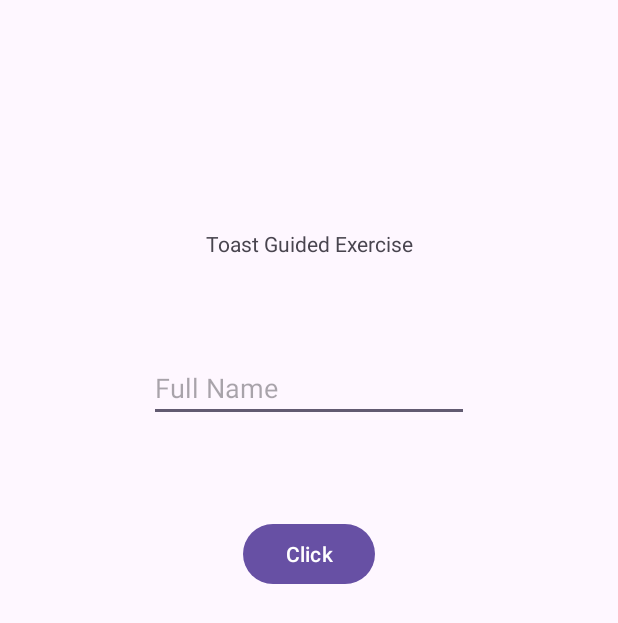
After one commit to adiluexe/elec1-compilation, an Android app: the SecondGuidedExercise screen opened directly, with no data from a screen before it, on a phone screen of 412 x 824 dp. The commit adds this screen. Shown: the top 623 px of the screen. Run offline under Robolectric (Android 15) with nearby library versions, the phone set to English and light mode, and no system bars.

Commit message:
Add SecondGuidedExercise

```diff
--- a/app/src/main/AndroidManifest.xml
+++ b/app/src/main/AndroidManifest.xml
@@ -24,6 +24,7 @@
 
         <!-- Add all other exercise activities -->
         <activity android:name=".guided_exercises.FirstGuidedExercise" />
+        <activity android:name=".guided_exercises.SecondGuidedExercise" />
 
         <!-- Continue for all exercises -->
     </application>
--- a/app/src/main/java/com/example/elec1compilation/MainActivity.java
+++ b/app/src/main/java/com/example/elec1compilation/MainActivity.java
@@ -11,6 +11,7 @@
 import androidx.recyclerview.widget.RecyclerView;
 
 import com.example.elec1compilation.guided_exercises.FirstGuidedExercise;
+import com.example.elec1compilation.guided_exercises.SecondGuidedExercise;
 
 import java.util.ArrayList;
 import java.util.List;
@@ -29,8 +30,8 @@
 
         // Guided Exercises Section
         exerciseItems.add("Guided Exercises");
-        exerciseItems.add(new ExerciseItem("First Guided Exercise", "Guided Exercises   ", FirstGuidedExercise.class));
-
+        exerciseItems.add(new ExerciseItem("First Guided Exercise", "Guided Exercises", FirstGuidedExercise.class));
+        exerciseItems.add(new ExerciseItem("Second Guided Exercise", "Guided Exercises", SecondGuidedExercise.class));
         // Add more guided exercises...
 
         // Machine Problems Section
--- /dev/null
+++ b/app/src/main/java/com/example/elec1compilation/guided_exercises/SecondGuidedExercise.java
@@ -0,0 +1,50 @@
+package com.example.elec1compilation.guided_exercises;
+
+
+import android.graphics.Color;
+import android.graphics.PorterDuff;
+import android.os.Bundle;
+import android.view.Gravity;
+import android.widget.Button;
+import android.widget.EditText;
+import android.widget.Toast;
+
+import androidx.appcompat.app.AppCompatActivity;
+
+import android.view.View;
+
+import com.example.elec1compilation.R;
+
+
+public class SecondGuidedExercise extends AppCompatActivity {
+
+    EditText name;
+    Button click;
+    Toast toast;
+    @Override
+    protected void onCreate(Bundle savedInstanceState) {
+        super.onCreate(savedInstanceState);
+        setContentView(R.layout.activity_ge2);
+
+        name = findViewById(R.id.etNameGE2);
+        click = findViewById(R.id.btnClickGE2);
+        showResult();
+    }
+
+    public void showResult(){
+        click.setOnClickListener(new View.OnClickListener() {
+            @Override
+            public void onClick(View view) {
+                toast = Toast.makeText(getApplicationContext(),
+                        "Hello " + name.getText().toString() + "! \nWelcome to Android Development!", Toast.LENGTH_SHORT);
+//                view = toast.getView();
+//                // gets the actual oval background of the Toast then sets the colour filter
+//                view.getBackground().setColorFilter(Color.GREEN, PorterDuff.Mode.SRC_IN);
+                // set layout of toast
+                toast.setGravity(Gravity.CENTER, 0, 0);
+                // display the toast
+                toast.show();
+            }
+        });
+    }
+}
--- /dev/null
+++ b/app/src/main/res/layout/activity_ge2.xml
@@ -0,0 +1,50 @@
+<?xml version="1.0" encoding="utf-8"?>
+<androidx.constraintlayout.widget.ConstraintLayout xmlns:android="http://schemas.android.com/apk/res/android"
+    xmlns:app="http://schemas.android.com/apk/res-auto"
+    xmlns:tools="http://schemas.android.com/tools"
+    android:id="@+id/ConstraintLayout"
+    android:layout_width="match_parent"
+    android:layout_height="match_parent"
+    tools:context=".guided_exercises.SecondGuidedExercise">
+
+    <TextView
+        android:id="@+id/textView2"
+        android:layout_width="wrap_content"
+        android:layout_height="wrap_content"
+        android:layout_marginStart="32dp"
+        android:layout_marginTop="64dp"
+        android:layout_marginEnd="32dp"
+        android:text="Toast Guided Exercise"
+        app:layout_constraintBottom_toBottomOf="parent"
+        app:layout_constraintEnd_toEndOf="parent"
+        app:layout_constraintStart_toStartOf="parent"
+        app:layout_constraintTop_toTopOf="parent"
+        app:layout_constraintVertical_bias="0.12" />
+
+    <EditText
+        android:id="@+id/etNameGE2"
+        android:layout_width="wrap_content"
+        android:layout_height="wrap_content"
+        android:layout_marginStart="32dp"
+        android:layout_marginTop="64dp"
+        android:layout_marginEnd="32dp"
+        android:ems="10"
+        android:hint="Full Name"
+        android:inputType="text"
+        app:layout_constraintEnd_toEndOf="parent"
+        app:layout_constraintStart_toStartOf="parent"
+        app:layout_constraintTop_toBottomOf="@+id/textView2" />
+
+    <Button
+        android:id="@+id/btnClickGE2"
+        android:layout_width="wrap_content"
+        android:layout_height="wrap_content"
+        android:layout_marginStart="32dp"
+        android:layout_marginTop="64dp"
+        android:layout_marginEnd="32dp"
+        android:text="Click"
+        app:layout_constraintEnd_toEndOf="parent"
+        app:layout_constraintStart_toStartOf="parent"
+        app:layout_constraintTop_toBottomOf="@+id/etNameGE2" />
+
+</androidx.constraintlayout.widget.ConstraintLayout>
```
